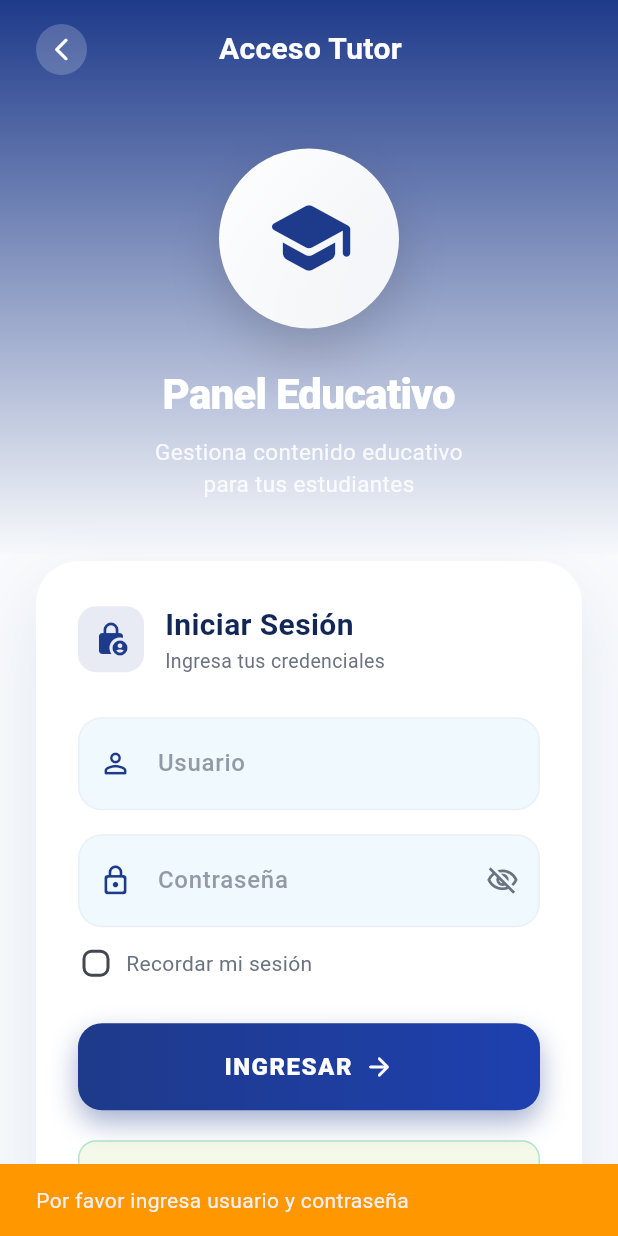
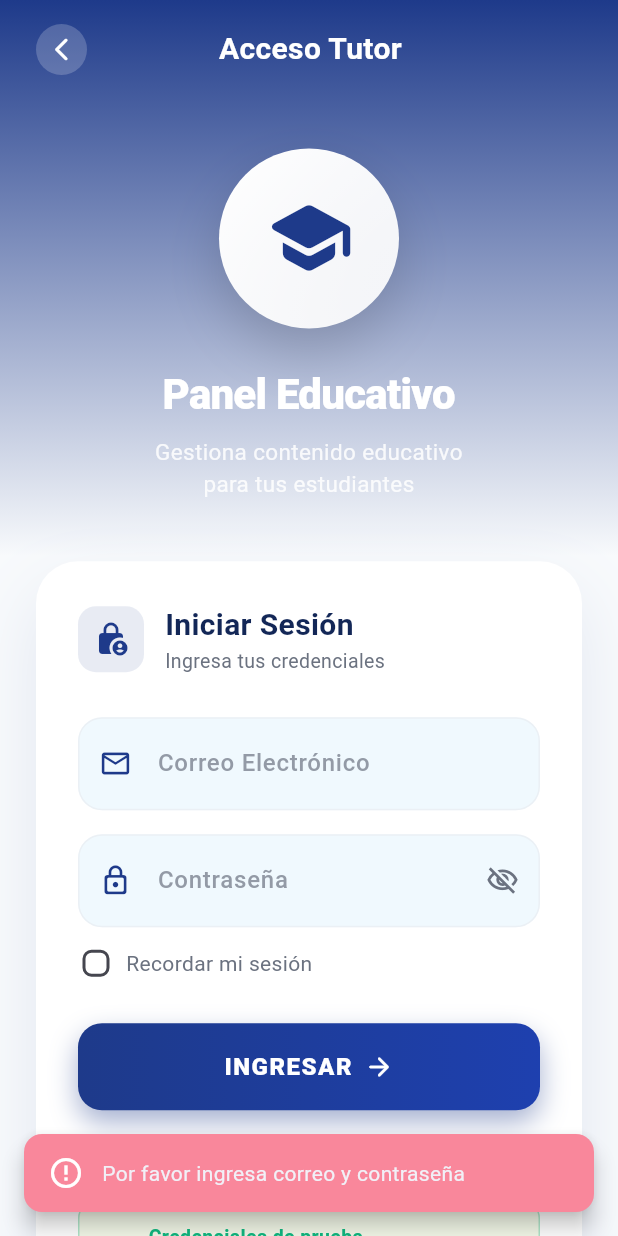
Before and after one commit to AlexJavierQ/Proyecto-PiensaPlay, a Flutter app: the TutorLoginScreen screen opened by its route, after a tap on "INGRESAR", on a phone screen of 412 x 824 dp. Run offline on Flutter 3.47's test engine with Material 3 defaults, Android fonts, the phone set to English and light mode, and no system bars; our stand-ins replace cloud_firestore, firebase_auth, firebase_core, share_plus, shared_preferences; accounts and stored records are empty; Roboto replaces fonts that are missing (Arial).

Commit message:
commit correcciones

```diff
--- a/piensa_play/lib/screens/quiz_game_screen.dart
+++ b/piensa_play/lib/screens/quiz_game_screen.dart
@@ -104,7 +104,8 @@ class _QuizGameScreenState extends State<QuizGameScreen> with TickerProviderStat
     }
 
     final currentQuestion = _questions[_currentQuestionIndex];
-    final answers = currentQuestion['answers'] as List<Map<String, dynamic>>;
+    final rawAnswers = currentQuestion['answers'] as List?;
+    final answers = rawAnswers?.map((a) => Map<String, dynamic>.from(a as Map)).toList() ?? [];
 
     return Scaffold(
       backgroundColor: const Color(0xFFF0F7FF),
--- a/piensa_play/lib/screens/tutor_login_screen.dart
+++ b/piensa_play/lib/screens/tutor_login_screen.dart
@@ -13,9 +13,12 @@ class TutorLoginScreen extends StatefulWidget {
 class _TutorLoginScreenState extends State<TutorLoginScreen>
     with SingleTickerProviderStateMixin {
   final _userController = TextEditingController();
+  final _emailController = TextEditingController();
   final _passController = TextEditingController();
+  final _confirmPassController = TextEditingController();
   bool _isLoading = false;
   bool _obscurePassword = true;
+  bool _isLogin = true;
 
   late AnimationController _animController;
   late Animation<double> _fadeAnimation;
@@ -44,30 +47,29 @@ class _TutorLoginScreenState extends State<TutorLoginScreen>
   @override
   void dispose() {
     _userController.dispose();
+    _emailController.dispose();
     _passController.dispose();
+    _confirmPassController.dispose();
     _animController.dispose();
     super.dispose();
   }
 
-  Future<void> _login() async {
+  Future<void> _handleSubmit() async {
     final user = _userController.text.trim();
     final pass = _passController.text.trim();
-
-    if (user.isEmpty || pass.isEmpty) {
-      ScaffoldMessenger.of(context).showSnackBar(
-        const SnackBar(
-          content: Text('Por favor ingresa usuario y contraseña'),
-          backgroundColor: Colors.orange,
-        ),
-      );
-      return;
-    }
+    final email = _emailController.text.trim();
 
     setState(() => _isLoading = true);
 
     try {
-      // Buscar el tutor en Firebase
-      final tutorData = await FirebaseService.validateTutor(user, pass);
+      if (_isLogin) {
+        // LOGIN
+        if (email.isEmpty || pass.isEmpty) {
+          _showErrorSnackBar('Por favor ingresa correo y contraseña');
+          return;
+        }
+
+        final tutorData = await FirebaseService.validateTutor(email, pass);
 
         if (tutorData != null && mounted) {
           Navigator.pushReplacementNamed(
@@ -75,17 +77,67 @@ class _TutorLoginScreenState extends State<TutorLoginScreen>
             '/tutor_dashboard',
             arguments: {
               'tutorId': tutorData['id'] ?? 'demo_tutor',
-            'tutorName': tutorData['name'] ?? user,
+              'tutorName': tutorData['name'] ?? 'Tutor',
             },
           );
         } else if (mounted) {
+          _showErrorSnackBar('Credenciales incorrectas');
+        }
+      } else {
+        // REGISTER
+        final email = _emailController.text.trim();
+        final confirmPass = _confirmPassController.text.trim();
+
+        if (user.isEmpty || pass.isEmpty || email.isEmpty || confirmPass.isEmpty) {
+          _showErrorSnackBar('Por favor completa todos los campos');
+          return;
+        }
+
+        if (pass != confirmPass) {
+          _showErrorSnackBar('Las contraseñas no coinciden');
+          return;
+        }
+
+        if (!email.contains('@')) {
+          _showErrorSnackBar('Ingresa un correo válido');
+          return;
+        }
+
+        try {
+          final newTutor = await FirebaseService.createTutor(user, pass, email);
+          if (mounted) {
+            Navigator.pushReplacementNamed(
+              context,
+              '/tutor_dashboard',
+              arguments: {
+                'tutorId': newTutor['id'],
+                'tutorName': newTutor['name'],
+              },
+            );
+          }
+        } catch (e) {
+          // Check for specific error message
+          final msg = e.toString().contains('existe')
+              ? 'El usuario o correo ya existe'
+              : 'Error al crear cuenta: ${e.toString().replaceAll("Exception: ", "")}';
+          if (mounted) _showErrorSnackBar(msg);
+        }
+      }
+    } catch (e) {
+      if (mounted) _showErrorSnackBar('Error: $e');
+    } finally {
+      if (mounted) setState(() => _isLoading = false);
+    }
+  }
+
+  void _showErrorSnackBar(String message) {
     ScaffoldMessenger.of(context).showSnackBar(
       SnackBar(
-            content: const Row(
+        content: Row(
           children: [
-                Icon(Icons.error_outline, color: Colors.white),
-                SizedBox(width: 12),
-                Text('Credenciales incorrectas'),
+            const Icon(Icons.error_outline, color: Colors.white),
+            const SizedBox(width: 12),
+            Expanded(child: Text(message)),
           ],
         ),
         backgroundColor: AppStyles.coral,
@@ -94,19 +146,6 @@ class _TutorLoginScreenState extends State<TutorLoginScreen>
         margin: const EdgeInsets.all(16),
       ),
     );
-      }
-    } catch (e) {
-      if (mounted) {
-        ScaffoldMessenger.of(context).showSnackBar(
-          SnackBar(
-            content: Text('Error: $e'),
-            backgroundColor: Colors.red,
-          ),
-        );
-      }
-    } finally {
-      if (mounted) setState(() => _isLoading = false);
-    }
   }
 
   @override
@@ -304,12 +343,12 @@ class _TutorLoginScreenState extends State<TutorLoginScreen>
                 ),
               ),
               const SizedBox(width: 14),
-              const Column(
+              Column(
                 crossAxisAlignment: CrossAxisAlignment.start,
                 children: [
                   Text(
-                    'Iniciar Sesión',
-                    style: TextStyle(
+                    _isLogin ? 'Iniciar Sesión' : 'Crear Cuenta',
+                    style: const TextStyle(
                       fontSize: 20,
                       fontWeight: FontWeight.w700,
                       color: AppStyles.darkBlue,
@@ -329,11 +368,22 @@ class _TutorLoginScreenState extends State<TutorLoginScreen>
 
           const SizedBox(height: 28),
 
-          // Campo de usuario
+          // Campo de usuario (Solo Registro)
+          if (!_isLogin) ...[
              _buildInputField(
               controller: _userController,
-            hint: 'Usuario',
+              hint: 'Nombre de Usuario',
               icon: Icons.person_outline_rounded,
+            ),
+            const SizedBox(height: 16),
+          ],
+
+          // Campo de Correo (Login y Registro)
+          _buildInputField(
+            controller: _emailController,
+            hint: 'Correo Electrónico',
+            icon: Icons.email_outlined,
+            keyboardType: TextInputType.emailAddress,
           ),
 
           const SizedBox(height: 16),
@@ -345,6 +395,16 @@ class _TutorLoginScreenState extends State<TutorLoginScreen>
             icon: Icons.lock_outline_rounded,
             isPassword: true,
           ),
+
+          if (!_isLogin) ...[
+            const SizedBox(height: 16),
+            _buildInputField(
+              controller: _confirmPassController,
+              hint: 'Confirmar Contraseña',
+              icon: Icons.lock_reset_rounded,
+              isPassword: true,
+            ),
+          ],
 
           const SizedBox(height: 12),
 
@@ -393,7 +453,7 @@ class _TutorLoginScreenState extends State<TutorLoginScreen>
               ],
             ),
             child: ElevatedButton(
-              onPressed: _isLoading ? null : _login,
+              onPressed: _isLoading ? null : _handleSubmit,
               style: ElevatedButton.styleFrom(
                 backgroundColor: Colors.transparent,
                 shadowColor: Colors.transparent,
@@ -410,21 +470,52 @@ class _TutorLoginScreenState extends State<TutorLoginScreen>
                         strokeWidth: 2.5,
                       ),
                     )
-                  : const Row(
+                  : Row(
                       mainAxisAlignment: MainAxisAlignment.center,
                       children: [
                         Text(
-                          'INGRESAR',
-                          style: TextStyle(
+                          _isLogin ? 'INGRESAR' : 'CREAR CUENTA',
+                          style: const TextStyle(
                             fontSize: 16,
                             fontWeight: FontWeight.w800,
                             color: Colors.white,
                             letterSpacing: 1,
                           ),
                         ),
-                        SizedBox(width: 8),
-                        Icon(Icons.arrow_forward_rounded, color: Colors.white, size: 20),
+                        const SizedBox(width: 8),
+                        const Icon(Icons.arrow_forward_rounded, color: Colors.white, size: 20),
                       ],
+                    ),
+            ),
+          ),
+
+          const SizedBox(height: 24),
+
+          // Toggle Login/Register
+          Center(
+            child: GestureDetector(
+              onTap: () {
+                setState(() {
+                  _isLogin = !_isLogin;
+                  _animController.reset();
+                  _animController.forward();
+                });
+              },
+              child: RichText(
+                text: TextSpan(
+                  style: const TextStyle(fontSize: 14, color: AppStyles.textLight),
+                  children: [
+                    TextSpan(text: _isLogin ? '¿No tienes cuenta? ' : '¿Ya tienes cuenta? '),
+                    TextSpan(
+                      text: _isLogin ? 'Regístrate' : 'Inicia Sesión',
+                      style: const TextStyle(
+                        color: AppStyles.primaryBlue,
+                        fontWeight: FontWeight.bold,
+                        decoration: TextDecoration.underline,
+                      ),
+                    ),
+                  ],
+                ),
               ),
             ),
           ),
@@ -484,6 +575,7 @@ class _TutorLoginScreenState extends State<TutorLoginScreen>
     required String hint,
     required IconData icon,
     bool isPassword = false,
+    TextInputType? keyboardType,
   }) {
     return Container(
       decoration: BoxDecoration(
@@ -496,6 +588,7 @@ class _TutorLoginScreenState extends State<TutorLoginScreen>
       child: TextField(
         controller: controller,
         obscureText: isPassword && _obscurePassword,
+        keyboardType: keyboardType,
         style: const TextStyle(
           fontWeight: FontWeight.w600,
           color: AppStyles.darkBlue,
--- a/piensa_play/pubspec.yaml
+++ b/piensa_play/pubspec.yaml
@@ -35,12 +35,12 @@ dependencies:
   # Use with the CupertinoIcons class for iOS style icons.
   cupertino_icons: ^1.0.8
   # Firebase packages
-  firebase_core: ^2.32.0
-  cloud_firestore: ^4.17.5
+  firebase_core: ^3.1.0
+  cloud_firestore: ^5.0.0
   # Local storage
   shared_preferences: ^2.2.2
   share_plus: ^12.0.1
-  firebase_auth: ^4.16.0
+  firebase_auth: ^5.1.0
 
 dev_dependencies:
   flutter_test:
```
Also changed, not shown: piensa_play/lib/screens/game_units_screen.dart (+11 -1 lines), piensa_play/lib/utils/firebase_service.dart (+160 -10 lines), piensa_play/piensaplay_admin/package-lock.json, piensa_play/pubspec.lock, 3 other files. Lines whose indentation alone changed are shown as unchanged.
